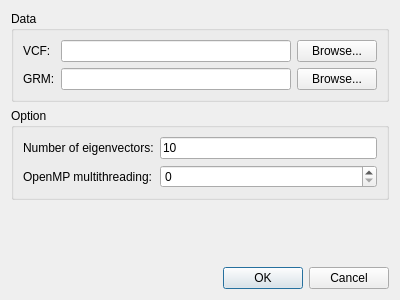
The window that rtm-gwas-gui/src/dialoggsc.ui (njau-sri/rtm-gwas) describes before a commit, drawn with Qt 5.
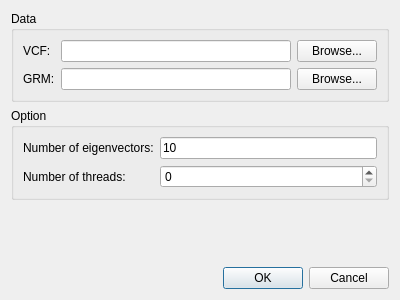
The same window after the commit.

Commit message: Changed multithreading option to --thread N

```diff
--- a/rtm-gwas-gui/src/dialoggsc.ui
+++ b/rtm-gwas-gui/src/dialoggsc.ui
@@ -80,7 +80,7 @@
       <item row="1" column="0">
        <widget class="QLabel" name="labelOpenMP">
         <property name="text">
-         <string>OpenMP multithreading:</string>
+         <string>Number of threads:</string>
         </property>
        </widget>
       </item>
```
The commit also changes 9 other files.
